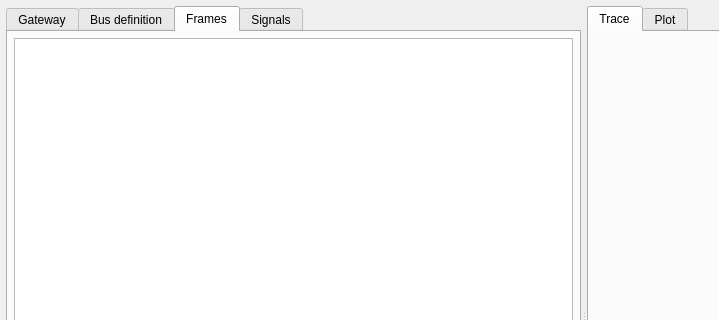
First picture: the form in ui/mainwindow.ui, repository mwkpe/tincan, before the edit; both pictures show x 0 to 719 and y 0 to 320 of the 1200 by 640 pixel window.
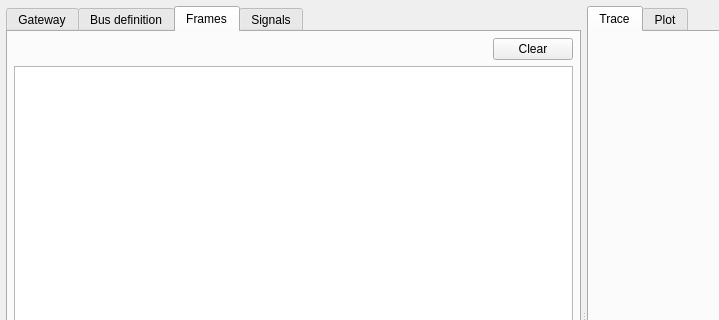
Second picture: the form after the edit. The open tabs and pages were chosen to show the change.

Patch:
```diff
--- a/ui/mainwindow.ui
+++ b/ui/mainwindow.ui
@@ -386,6 +386,46 @@
          <property name="bottomMargin">
           <number>6</number>
          </property>
+         <item>
+          <layout class="QHBoxLayout" name="horizontalLayout_8">
+           <item>
+            <spacer name="horizontalSpacer_8">
+             <property name="orientation">
+              <enum>Qt::Horizontal</enum>
+             </property>
+             <property name="sizeHint" stdset="0">
+              <size>
+               <width>40</width>
+               <height>20</height>
+              </size>
+             </property>
+            </spacer>
+           </item>
+           <item>
+            <widget class="QPushButton" name="pushClearBusFrames">
+             <property name="text">
+              <string>Clear</string>
+             </property>
+            </widget>
+           </item>
+          </layout>
+         </item>
+         <item>
+          <spacer name="verticalSpacer_3">
+           <property name="orientation">
+            <enum>Qt::Vertical</enum>
+           </property>
+           <property name="sizeType">
+            <enum>QSizePolicy::Fixed</enum>
+           </property>
+           <property name="sizeHint" stdset="0">
+            <size>
+             <width>20</width>
+             <height>2</height>
+            </size>
+           </property>
+          </spacer>
+         </item>
          <item>
           <widget class="QTreeView" name="treeViewFrames">
            <property name="minimumSize">
```
Left out of the diff: 6 changed lines with no effect on the pictures.
